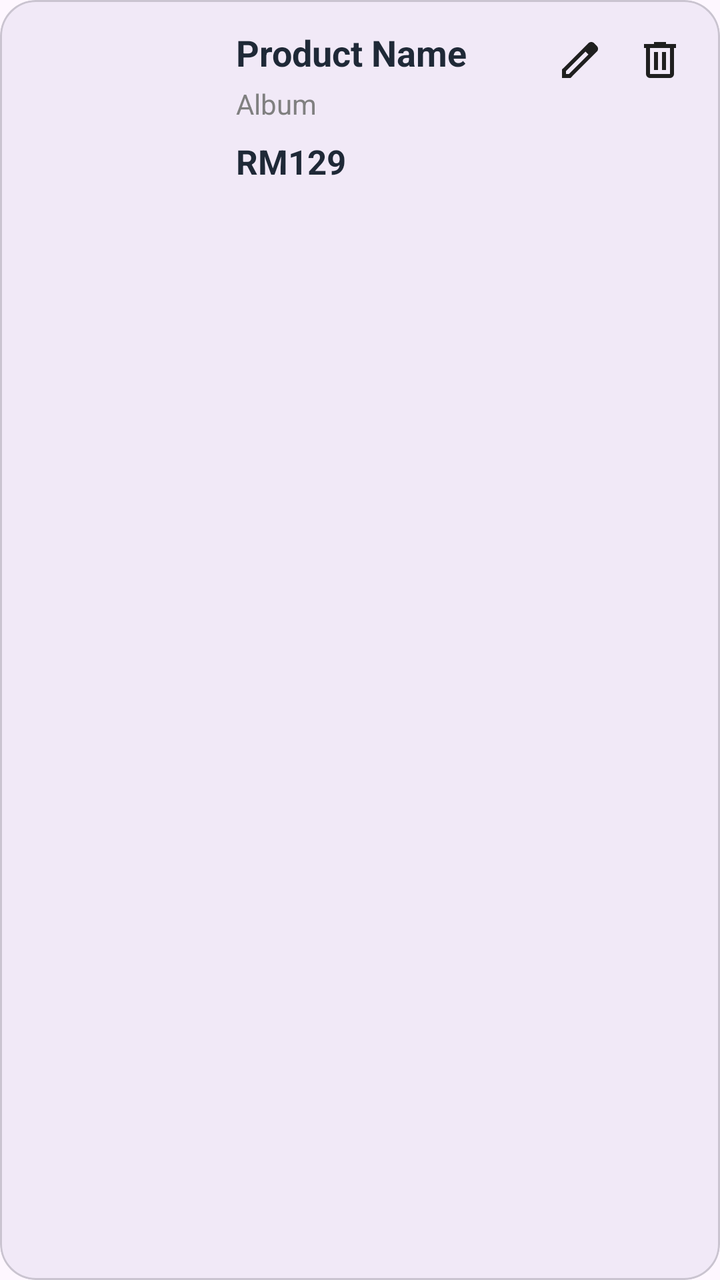
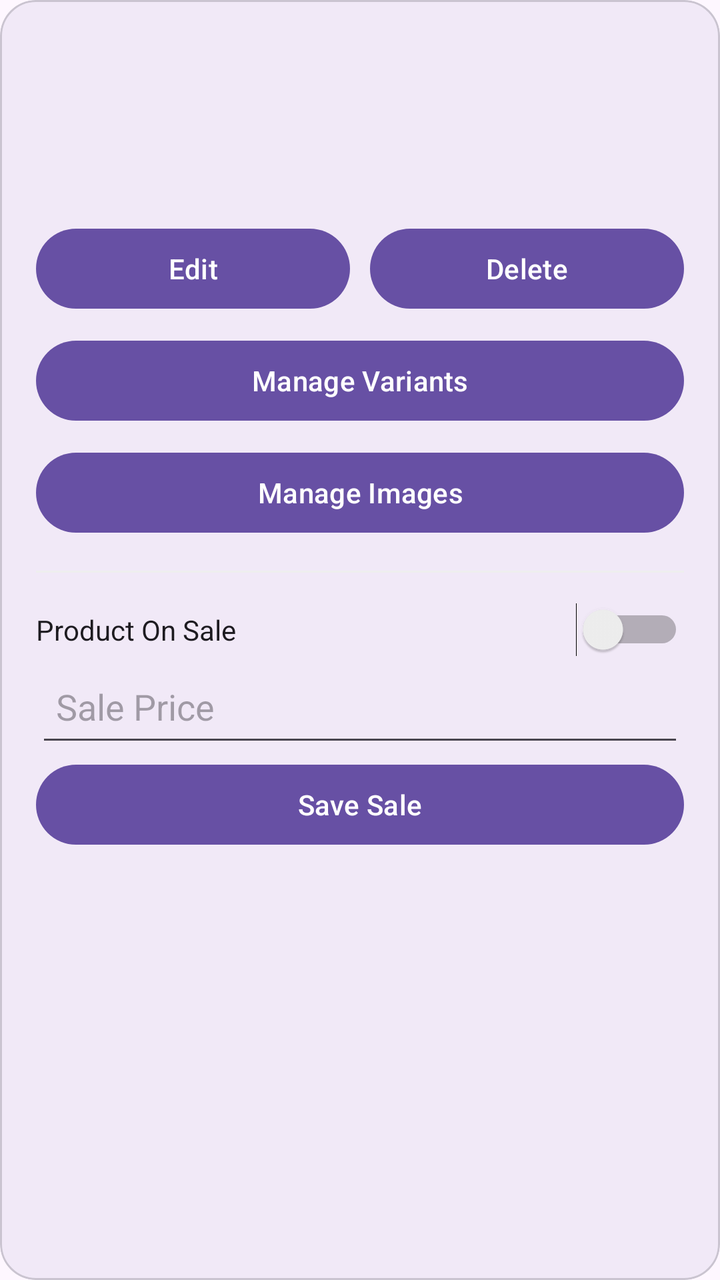

Compare the two renders of this Android layout. The source of the first and the diff that turns it into the second are given below.
<!-- AndroidManifest.xml: application theme Theme.Kpop -->
<!-- res/layout/admin_product_item.xml -->
<?xml version="1.0" encoding="utf-8"?>
<com.google.android.material.card.MaterialCardView
    xmlns:android="http://schemas.android.com/apk/res/android"
    xmlns:app="http://schemas.android.com/apk/res-auto"
    android:layout_width="match_parent"
    android:layout_height="wrap_content"
    android:layout_marginHorizontal="12dp"
    android:layout_marginVertical="8dp"
    app:cardCornerRadius="18dp"
    app:cardElevation="3dp">

    <androidx.constraintlayout.widget.ConstraintLayout
        android:layout_width="match_parent"
        android:layout_height="wrap_content"
        android:padding="14dp">

        
        <ImageView
            android:id="@+id/imgAdminProduct"
            android:layout_width="90dp"
            android:layout_height="90dp"
            android:scaleType="centerCrop"
            app:layout_constraintStart_toStartOf="parent"
            app:layout_constraintTop_toTopOf="parent" />

        
        <ImageButton
            android:id="@+id/btnDeleteProduct"
            android:layout_width="32dp"
            android:layout_height="32dp"
            android:background="@android:color/transparent"
            android:padding="4dp"
            android:src="@drawable/delete_24dp_1f1f1f_fill0_wght400_grad0_opsz24"
            app:layout_constraintEnd_toEndOf="parent"
            app:layout_constraintTop_toTopOf="parent" />

        
        <ImageButton
            android:id="@+id/btnEditProduct"
            android:layout_width="32dp"
            android:layout_height="32dp"
            android:layout_marginEnd="8dp"
            android:background="@android:color/transparent"
            android:padding="4dp"
            android:src="@drawable/edit_24dp_1f1f1f_fill0_wght400_grad0_opsz24"
            app:layout_constraintEnd_toStartOf="@id/btnDeleteProduct"
            app:layout_constraintTop_toTopOf="parent" />

        
        <TextView
            android:id="@+id/txtAdminName"
            android:layout_width="0dp"
            android:layout_height="wrap_content"
            android:layout_marginStart="14dp"
            android:layout_marginEnd="12dp"
            android:ellipsize="end"
            android:maxLines="2"
            android:text="Product Name"
            android:textColor="#1F2937"
            android:textSize="18sp"
            android:textStyle="bold"
            app:layout_constraintStart_toEndOf="@id/imgAdminProduct"
            app:layout_constraintEnd_toStartOf="@id/btnEditProduct"
            app:layout_constraintTop_toTopOf="@id/imgAdminProduct" />

        
        <TextView
            android:id="@+id/txtAdminCategory"
            android:layout_width="0dp"
            android:layout_height="wrap_content"
            android:layout_marginTop="4dp"
            android:text="Album"
            android:textColor="#808080"
            app:layout_constraintStart_toStartOf="@id/txtAdminName"
            app:layout_constraintEnd_toEndOf="@id/txtAdminName"
            app:layout_constraintTop_toBottomOf="@id/txtAdminName" />

        
        <TextView
            android:id="@+id/txtAdminPrice"
            android:layout_width="0dp"
            android:layout_height="wrap_content"
            android:layout_marginTop="8dp"
            android:text="RM129"
            android:textColor="#1F2937"
            android:textSize="17sp"
            android:textStyle="bold"
            app:layout_constraintStart_toStartOf="@id/txtAdminName"
            app:layout_constraintEnd_toEndOf="@id/txtAdminName"
            app:layout_constraintTop_toBottomOf="@id/txtAdminCategory" />

    </androidx.constraintlayout.widget.ConstraintLayout>

</com.google.android.material.card.MaterialCardView>
<!-- resources referenced by this layout -->
<resources>
  <!-- drawable delete_24dp_1f1f1f_fill0_wght400_grad0_opsz24 (drawable) -->
  <vector xmlns:android="http://schemas.android.com/apk/res/android"
      android:width="24dp"
      android:height="24dp"
      android:viewportWidth="960"
      android:viewportHeight="960">
    <path
        android:pathData="M280,840q-33,0 -56.5,-23.5T200,760v-520h-40v-80h200v-40h240v40h200v80h-40v520q0,33 -23.5,56.5T680,840L280,840ZM680,240L280,240v520h400v-520ZM360,680h80v-360h-80v360ZM520,680h80v-360h-80v360ZM280,240v520,-520Z"
        android:fillColor="#1f1f1f"/>
  </vector>
  <!-- drawable edit_24dp_1f1f1f_fill0_wght400_grad0_opsz24 (drawable) -->
  <vector xmlns:android="http://schemas.android.com/apk/res/android"
      android:width="24dp"
      android:height="24dp"
      android:viewportWidth="960"
      android:viewportHeight="960">
    <path
        android:pathData="M200,760h57l391,-391 -57,-57 -391,391v57ZM120,840v-170l528,-527q12,-11 26.5,-17t30.5,-6q16,0 31,6t26,18l55,56q12,11 17.5,26t5.5,30q0,16 -5.5,30.5T817,313L290,840L120,840ZM760,256 L704,200 760,256ZM619,341 L591,312 648,369 619,341Z"
        android:fillColor="#1f1f1f"/>
  </vector>
  <style name="Theme.Kpop" parent="Base.Theme.Kpop" />
  <style name="Base.Theme.Kpop" parent="Theme.Material3.DayNight.NoActionBar">
          
          
      </style>
</resources>

<!-- the commit's change to res/layout/admin_product_item.xml (unified diff, before → after) -->
@@ -4,91 +4,109 @@
     xmlns:app="http://schemas.android.com/apk/res-auto"
     android:layout_width="match_parent"
     android:layout_height="wrap_content"
-    android:layout_marginHorizontal="12dp"
-    android:layout_marginVertical="8dp"
+    android:layout_margin="8dp"
     app:cardCornerRadius="18dp"
     app:cardElevation="3dp">
 
-    <androidx.constraintlayout.widget.ConstraintLayout
+    <LinearLayout
         android:layout_width="match_parent"
         android:layout_height="wrap_content"
-        android:padding="14dp">
+        android:orientation="vertical"
+        android:padding="18dp">
 
-        
-        <ImageView
-            android:id="@+id/imgAdminProduct"
-            android:layout_width="90dp"
-            android:layout_height="90dp"
-            android:scaleType="centerCrop"
-            app:layout_constraintStart_toStartOf="parent"
-            app:layout_constraintTop_toTopOf="parent" />
+        <TextView
+            android:id="@+id/txtAdminProductName"
+            android:layout_width="match_parent"
+            android:layout_height="wrap_content"
+            android:textColor="#111111"
+            android:textSize="19sp"
+            android:textStyle="bold" />
 
-        
-        <ImageButton
-            android:id="@+id/btnDeleteProduct"
-            android:layout_width="32dp"
-            android:layout_height="32dp"
-            android:background="@android:color/transparent"
-            android:padding="4dp"
-            android:src="@drawable/delete_24dp_1f1f1f_fill0_wght400_grad0_opsz24"
-            app:layout_constraintEnd_toEndOf="parent"
-            app:layout_constraintTop_toTopOf="parent" />
+        <TextView
+            android:id="@+id/txtAdminProductInfo"
+            android:layout_width="match_parent"
+            android:layout_height="wrap_content"
+            android:layout_marginTop="5dp"
+            android:textColor="#666666" />
 
-        
-        <ImageButton
-            android:id="@+id/btnEditProduct"
-            android:layout_width="32dp"
-            android:layout_height="32dp"
-            android:layout_marginEnd="8dp"
-            android:background="@android:color/transparent"
-            android:padding="4dp"
-            android:src="@drawable/edit_24dp_1f1f1f_fill0_wght400_grad0_opsz24"
-            app:layout_constraintEnd_toStartOf="@id/btnDeleteProduct"
-            app:layout_constraintTop_toTopOf="parent" />
-
-        
         <TextView
-            android:id="@+id/txtAdminName"
-            android:layout_width="0dp"
-            android:layout_height="wrap_content"
-            android:layout_marginStart="14dp"
-            android:layout_marginEnd="12dp"
-            android:ellipsize="end"
-            android:maxLines="2"
-            android:text="Product Name"
-            android:textColor="#1F2937"
-            android:textSize="18sp"
-            android:textStyle="bold"
-            app:layout_constraintStart_toEndOf="@id/imgAdminProduct"
-            app:layout_constraintEnd_toStartOf="@id/btnEditProduct"
-            app:layout_constraintTop_toTopOf="@id/imgAdminProduct" />
-
-        
-        <TextView
-            android:id="@+id/txtAdminCategory"
-            android:layout_width="0dp"
-            android:layout_height="wrap_content"
-            android:layout_marginTop="4dp"
-            android:text="Album"
-            android:textColor="#808080"
-            app:layout_constraintStart_toStartOf="@id/txtAdminName"
-            app:layout_constraintEnd_toEndOf="@id/txtAdminName"
-            app:layout_constraintTop_toBottomOf="@id/txtAdminName" />
-
-        
-        <TextView
-            android:id="@+id/txtAdminPrice"
-            android:layout_width="0dp"
+            android:id="@+id/txtAdminProductPrice"
+            android:layout_width="match_parent"
             android:layout_height="wrap_content"
             android:layout_marginTop="8dp"
-            android:text="RM129"
-            android:textColor="#1F2937"
+            android:textColor="#111111"
             android:textSize="17sp"
-            android:textStyle="bold"
-            app:layout_constraintStart_toStartOf="@id/txtAdminName"
-            app:layout_constraintEnd_toEndOf="@id/txtAdminName"
-            app:layout_constraintTop_toBottomOf="@id/txtAdminCategory" />
+            android:textStyle="bold" />
 
-    </androidx.constraintlayout.widget.ConstraintLayout>
+        <LinearLayout
+            android:layout_width="match_parent"
+            android:layout_height="wrap_content"
+            android:layout_marginTop="12dp"
+            android:orientation="horizontal">
+
+            <Button
+                android:id="@+id/btnEditProduct"
+                android:layout_width="0dp"
+                android:layout_height="48dp"
+                android:layout_weight="1"
+                android:layout_marginEnd="5dp"
+                android:text="Edit"
+                android:textAllCaps="false" />
+
+            <Button
+                android:id="@+id/btnDeleteProduct"
+                android:layout_width="0dp"
+                android:layout_height="48dp"
+                android:layout_weight="1"
+                android:layout_marginStart="5dp"
+                android:text="Delete"
+                android:textAllCaps="false" />
+
+        </LinearLayout>
+
+        <Button
+            android:id="@+id/btnManageVariants"
+            android:layout_width="match_parent"
+            android:layout_height="48dp"
+            android:layout_marginTop="8dp"
+            android:text="Manage Variants"
+            android:textAllCaps="false" />
+
+        <Button
+            android:id="@+id/btnManageImages"
+            android:layout_width="match_parent"
+            android:layout_height="48dp"
+            android:layout_marginTop="8dp"
+            android:text="Manage Images"
+            android:textAllCaps="false" />
+
+        <View
+            android:layout_width="match_parent"
+            android:layout_height="1dp"
+            android:layout_marginVertical="15dp"
+            android:background="#EEEEEE" />
+
+        <Switch
+            android:id="@+id/switchProductSale"
+            android:layout_width="match_parent"
+            android:layout_height="wrap_content"
+            android:text="Product On Sale" />
+
+        <EditText
+            android:id="@+id/etProductSalePrice"
+            android:layout_width="match_parent"
+            android:layout_height="50dp"
+            android:hint="Sale Price"
+            android:inputType="numberDecimal"
+            android:padding="10dp" />
+
+        <Button
+            android:id="@+id/btnSaveProductSale"
+            android:layout_width="match_parent"
+            android:layout_height="48dp"
+            android:text="Save Sale"
+            android:textAllCaps="false" />
+
+    </LinearLayout>
 
 </com.google.android.material.card.MaterialCardView>
<!-- resource entries referenced after the edit -->
@@ -1,25 +1,5 @@
 <!-- resources referenced by this layout -->
 <resources>
-  <!-- drawable delete_24dp_1f1f1f_fill0_wght400_grad0_opsz24 (drawable) -->
-  <vector xmlns:android="http://schemas.android.com/apk/res/android"
-      android:width="24dp"
-      android:height="24dp"
-      android:viewportWidth="960"
-      android:viewportHeight="960">
-    <path
-        android:pathData="M280,840q-33,0 -56.5,-23.5T200,760v-520h-40v-80h200v-40h240v40h200v80h-40v520q0,33 -23.5,56.5T680,840L280,840ZM680,240L280,240v520h400v-520ZM360,680h80v-360h-80v360ZM520,680h80v-360h-80v360ZM280,240v520,-520Z"
-        android:fillColor="#1f1f1f"/>
-  </vector>
-  <!-- drawable edit_24dp_1f1f1f_fill0_wght400_grad0_opsz24 (drawable) -->
-  <vector xmlns:android="http://schemas.android.com/apk/res/android"
-      android:width="24dp"
-      android:height="24dp"
-      android:viewportWidth="960"
-      android:viewportHeight="960">
-    <path
-        android:pathData="M200,760h57l391,-391 -57,-57 -391,391v57ZM120,840v-170l528,-527q12,-11 26.5,-17t30.5,-6q16,0 31,6t26,18l55,56q12,11 17.5,26t5.5,30q0,16 -5.5,30.5T817,313L290,840L120,840ZM760,256 L704,200 760,256ZM619,341 L591,312 648,369 619,341Z"
-        android:fillColor="#1f1f1f"/>
-  </vector>
   <style name="Theme.Kpop" parent="Base.Theme.Kpop" />
   <style name="Base.Theme.Kpop" parent="Theme.Material3.DayNight.NoActionBar">
           
